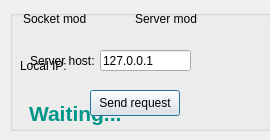
Before: the Qt Designer form begin.ui in OmmyZhang/net_gomoku, drawn with Qt 5.
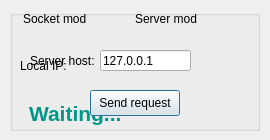
After: the same form once the commit is applied. Custom widgets are drawn as their Qt base class.

```diff
--- a/begin.ui
+++ b/begin.ui
@@ -95,7 +95,7 @@
     <rect>
      <x>10</x>
      <y>10</y>
-     <width>261</width>
+     <width>250</width>
      <height>121</height>
     </rect>
    </property>
```
